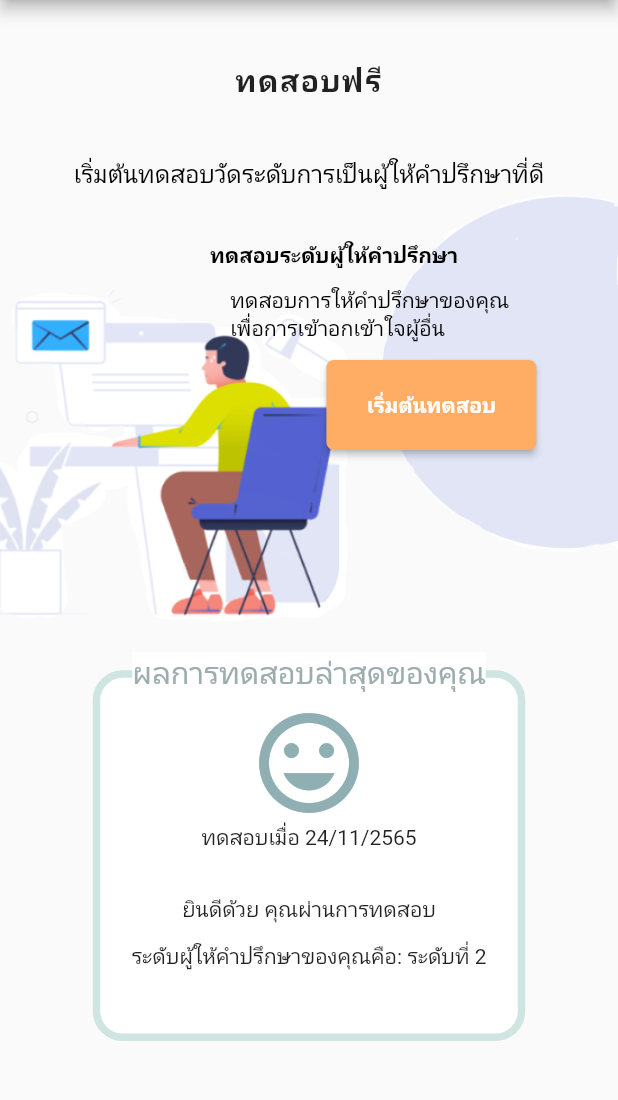
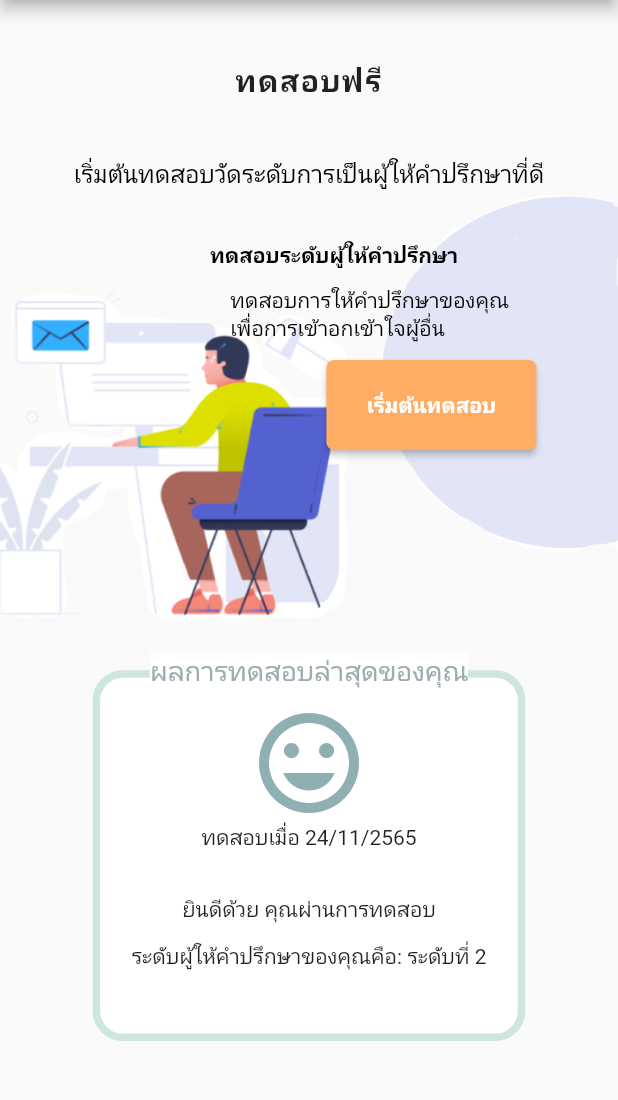
Before and after one commit to aofattaporn/jitD_fronted, a Flutter app: the ResultCounsellor screen opened directly, on a phone screen of 412 x 824 dp, the part 84-1184 px from its top. Run offline on Flutter 3.47's test engine with Material 2 defaults, Android fonts, the phone set to English and light mode, and no system bars; our stand-ins replace bloc, equatable, firebase_auth, firebase_core, flutter_bloc, flutter_slidable and 7 more; missing offline and left inert: flutter_facebook_auth; accounts and stored records are empty.

Commit message:
edit fontsize

```diff
--- a/lib/src/constant.dart
+++ b/lib/src/constant.dart
@@ -54,6 +54,6 @@ final TextStyle fontsTH16_Black = GoogleFonts.getFont(
 final TextStyle fontsTH16_Grey = GoogleFonts.getFont(
     "Lato", fontSize: 16, color: textColor3);
 final TextStyle fontsTH18_Black = GoogleFonts.getFont(
-    "Lato", fontSize: 20, color: textColor3);
+    "Lato", fontSize: 18, color: textColor3);
 final TextStyle fontsTH20_Black = GoogleFonts.getFont(
     "Lato", fontSize: 20, color: textColor3);
```
